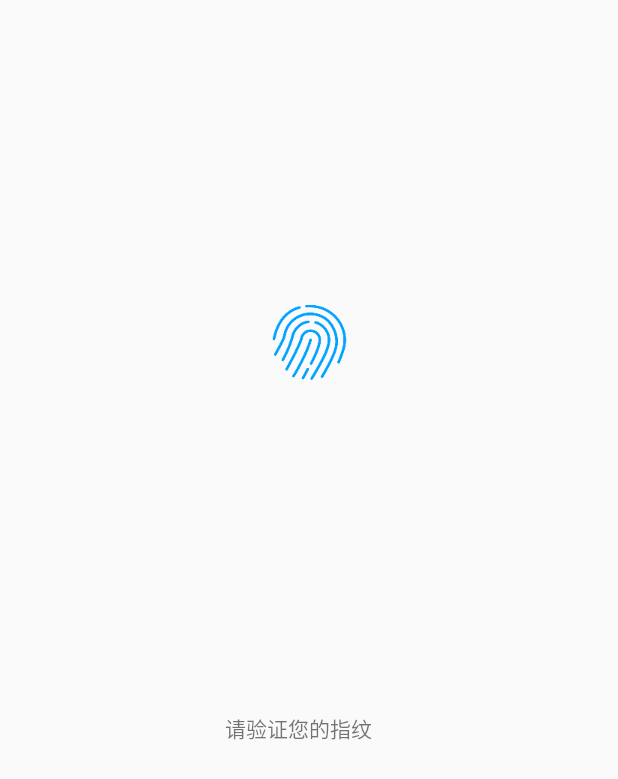
After one commit to xiaoxinshiwo/ToolKit, an Android app: the layout activity_finger_printer.xml on its own in the app's theme, with its tools: preview values and no code run, on a phone screen of 412 x 824 dp. The commit adds this screen. Shown: the top 779 px of the screen. Run offline under Robolectric (Android 15) with nearby library versions, the phone set to English and light mode, and no system bars.

Commit message:
增加指纹识别

```diff
--- a/app/src/main/AndroidManifest.xml
+++ b/app/src/main/AndroidManifest.xml
@@ -9,14 +9,16 @@
         android:roundIcon="@mipmap/ic_launcher_round"
         android:supportsRtl="true"
         android:theme="@style/AppTheme">
-        <activity android:name=".MainActivity">
-        </activity>
+        <activity android:name=".FingerPrinterActivity"></activity>
+        <activity android:name=".MainActivity"></activity>
         <activity android:name=".SplashActivity">
             <intent-filter>
                 <action android:name="android.intent.action.MAIN" />
+
                 <category android:name="android.intent.category.LAUNCHER" />
             </intent-filter>
         </activity>
     </application>
+    <uses-permission android:name="android.permission.USE_FINGERPRINT"/>
 
 </manifest>
--- a/app/src/main/java/com/xiaoxin/toolkit/SplashActivity.java
+++ b/app/src/main/java/com/xiaoxin/toolkit/SplashActivity.java
@@ -31,7 +31,7 @@ public class SplashActivity extends Activity{
         imageViewLogo.setImageResource(R.mipmap.ic_launcher);
         new Handler().postDelayed(new Runnable() {
             public void run() {
-                Intent intent = new Intent(SplashActivity.this, MainActivity.class);
+                Intent intent = new Intent(SplashActivity.this, FingerPrinterActivity.class);
                 startActivity(intent);
                 //关闭splashActivity，将其回收，否则按返回键会返回此界面
                 SplashActivity.this.finish();
--- /dev/null
+++ b/app/src/main/res/layout/activity_finger_printer.xml
@@ -0,0 +1,24 @@
+<?xml version="1.0" encoding="utf-8"?>
+<LinearLayout xmlns:android="http://schemas.android.com/apk/res/android"
+    xmlns:app="http://schemas.android.com/apk/res-auto"
+    xmlns:tools="http://schemas.android.com/tools"
+    android:layout_width="match_parent"
+    android:layout_height="match_parent"
+    android:orientation="vertical">
+
+    <ImageView
+        android:id="@+id/imageView"
+        android:layout_width="match_parent"
+        android:layout_height="456dp"
+        android:scaleType="center"
+        app:srcCompat="@mipmap/fingerprint" />
+
+    <TextView
+        android:id="@+id/textView"
+        android:layout_width="398dp"
+        android:layout_height="59dp"
+        tools:layout_editor_absoluteX="6dp"
+        tools:layout_editor_absoluteY="458dp"
+        android:gravity="center"
+        android:text="@string/finger_printer_check" />
+</LinearLayout>
--- a/app/src/main/res/values/strings.xml
+++ b/app/src/main/res/values/strings.xml
@@ -1,4 +1,5 @@
 <resources>
     <string name="app_name" translatable="false">ToolKit</string>
     <string name="app_desc" translatable="false">您的贴心助手</string>
+    <string name="finger_printer_check" translatable="false">请验证您的指纹</string>
 </resources>
```
Also changed, not shown: app/src/main/java/com/xiaoxin/toolkit/FingerPrinterActivity.java (added, +90 -0 lines), app/src/main/res/mipmap-xxxhdpi/fingerprint.png (added), 1 other file.
